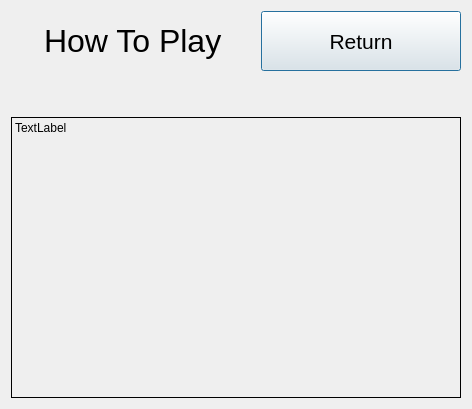
Qt form UI/howToPlay.ui (Sp1riting/A-Level-Coursework) before a commit.
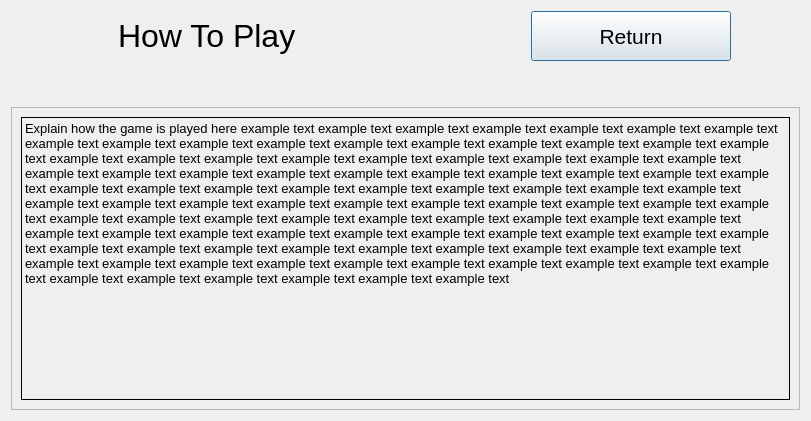
The same form after that commit.

Commit message: added scrolling for the how to play menu

Diff of the .ui file:
```diff
--- a/UI/howToPlay.ui
+++ b/UI/howToPlay.ui
@@ -6,8 +6,8 @@
    <rect>
     <x>0</x>
     <y>0</y>
-    <width>472</width>
-    <height>409</height>
+    <width>811</width>
+    <height>421</height>
    </rect>
   </property>
   <property name="windowTitle">
@@ -127,6 +127,21 @@
     </spacer>
    </item>
    <item row="2" column="0">
+    <widget class="QScrollArea" name="scrollArea">
+     <property name="widgetResizable">
+      <bool>true</bool>
+     </property>
+     <widget class="QWidget" name="scrollAreaWidgetContents">
+      <property name="geometry">
+       <rect>
+        <x>0</x>
+        <y>0</y>
+        <width>787</width>
+        <height>291</height>
+       </rect>
+      </property>
+      <layout class="QGridLayout" name="gridLayout_2">
+       <item row="0" column="0">
     <widget class="QLabel" name="howToPlayInfo">
      <property name="minimumSize">
       <size>
@@ -146,6 +161,11 @@
        <height>500</height>
       </size>
      </property>
+         <property name="font">
+          <font>
+           <pointsize>10</pointsize>
+          </font>
+         </property>
      <property name="autoFillBackground">
       <bool>false</bool>
      </property>
@@ -153,11 +173,18 @@
       <enum>QFrame::Box</enum>
      </property>
      <property name="text">
-      <string>TextLabel</string>
+          <string>Explain how the game is played here example text example text example text example text example text example text example text example text example text example text example text example text example text example text example text example text example text example text example text example text example text example text example text example text example text example text example text example text example text example text example text example text example text example text example text example text example text example text example text example text example text example text example text example text example text example text example text example text example text example text example text example text example text example text example text example text example text example text example text example text example text example text example text example text example text example text example text example text example text example text example text example text example text example text example text example text example text example text example text example text example text example text example text example text example text example text example text example text example text example text example text example text example text example text example text example text example text example text example text </string>
      </property>
      <property name="alignment">
       <set>Qt::AlignLeading|Qt::AlignLeft|Qt::AlignTop</set>
      </property>
+         <property name="wordWrap">
+          <bool>true</bool>
+         </property>
+        </widget>
+       </item>
+      </layout>
+     </widget>
     </widget>
    </item>
   </layout>
```
Lines whose indentation alone changed are shown as unchanged. The commit also changes 1 other file.
